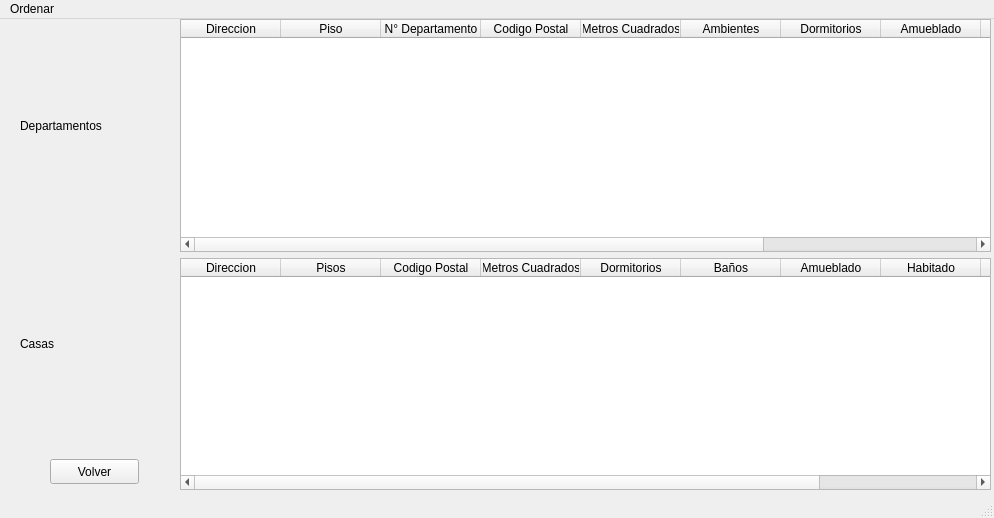
Qt form Lista.ui (MateMar04/TP-Qt) before a commit.
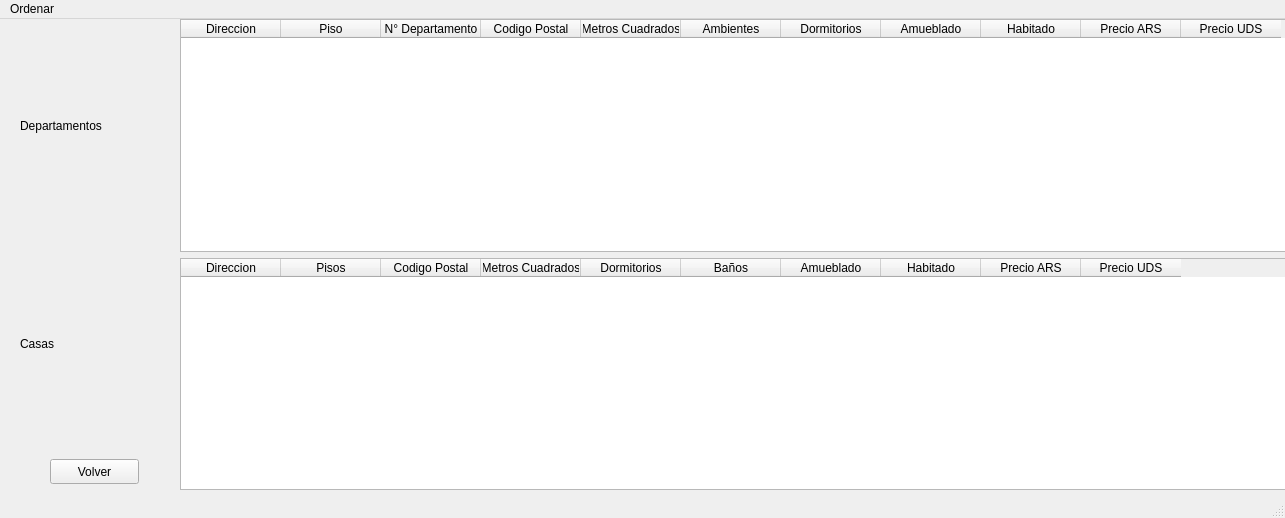
The same form after that commit.

Patch:
```diff
--- a/Lista.ui
+++ b/Lista.ui
@@ -6,19 +6,19 @@
    <rect>
     <x>0</x>
     <y>0</y>
-    <width>994</width>
+    <width>1285</width>
     <height>518</height>
    </rect>
   </property>
   <property name="minimumSize">
    <size>
-    <width>994</width>
+    <width>1285</width>
     <height>518</height>
    </size>
   </property>
   <property name="maximumSize">
    <size>
-    <width>994</width>
+    <width>1285</width>
     <height>518</height>
    </size>
   </property>
@@ -31,7 +31,7 @@
      <rect>
       <x>180</x>
       <y>0</y>
-      <width>811</width>
+      <width>1111</width>
       <height>471</height>
      </rect>
     </property>
@@ -196,7 +196,7 @@
     <rect>
      <x>0</x>
      <y>0</y>
-     <width>994</width>
+     <width>1285</width>
      <height>22</height>
     </rect>
    </property>
```
